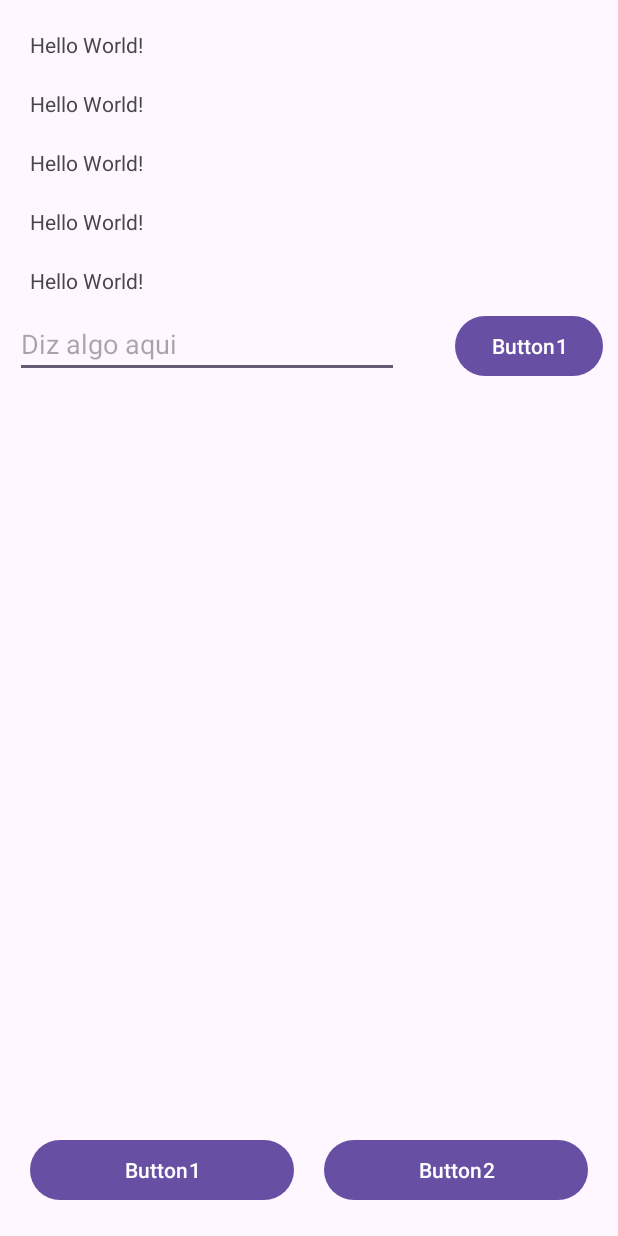
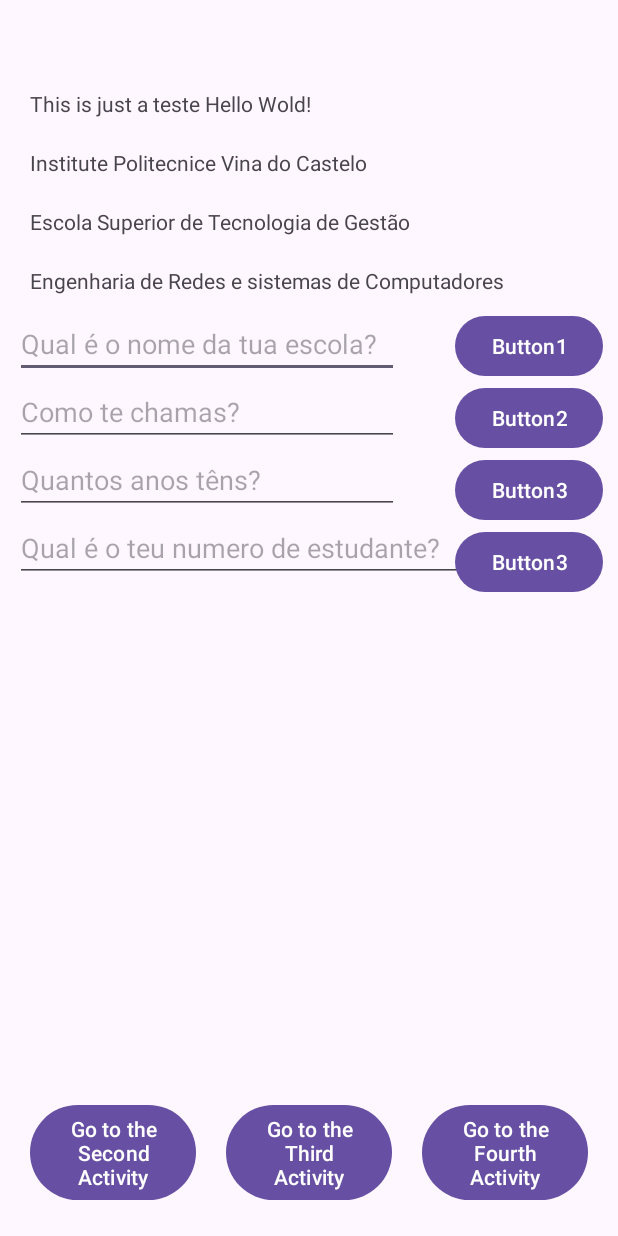
Before and after one commit to EduardoJunqueira2004/MyApplicationcontroloscomuns6m01s, an Android app: the screen it shows after launch (MainActivity), after a tap on "Button1", on a phone screen of 412 x 824 dp. Run offline under Robolectric (Android 15) with nearby library versions, the phone set to English and light mode, and no system bars.

Commit message:
Quase pronto

```diff
--- a/app/src/main/java/com/example/myapplicationcontroloscomuns6m01s/MainActivity.kt
+++ b/app/src/main/java/com/example/myapplicationcontroloscomuns6m01s/MainActivity.kt
@@ -1,7 +1,11 @@
 package com.example.myapplicationcontroloscomuns6m01s
 
+import android.content.Intent
 import android.os.Bundle
 import android.view.View
+import android.widget.EditText
+import android.widget.TextView
+import android.widget.Toast
 import androidx.activity.enableEdgeToEdge
 import androidx.appcompat.app.AppCompatActivity
 import androidx.core.view.ViewCompat
@@ -12,13 +16,83 @@ class MainActivity : AppCompatActivity() {
         super.onCreate(savedInstanceState)
         enableEdgeToEdge()
         setContentView(R.layout.activity_main)
+
         ViewCompat.setOnApplyWindowInsetsListener(findViewById(R.id.main)) { v, insets ->
             val systemBars = insets.getInsets(WindowInsetsCompat.Type.systemBars())
             v.setPadding(systemBars.left, systemBars.top, systemBars.right, systemBars.bottom)
             insets
         }
+        Toast.makeText(this, "Welcome to the app! ", Toast.LENGTH_SHORT).show()
+    }
+//Eventos para clique no botão e alteração do texto dos Botões
+    fun Button1Click(view: View)
+    {
+        var edit1 = findViewById<EditText>(R.id.nome_school)
+        Toast.makeText(this, edit1.text, Toast.LENGTH_SHORT).show()
+        //Altera o textView do default para o texto do edit1
+        findViewById<TextView>(R.id.Hello).setText(edit1.text)
+    }
+    fun Button2Click(view: View)
+    {
+        var edit1 = findViewById<EditText>(R.id.nome)
+        Toast.makeText(this, edit1.text, Toast.LENGTH_SHORT).show()
+        //Altera o textView do default para o texto do edit1
+        findViewById<TextView>(R.id.HelloWorld).setText(edit1.text)
+
+    }
+    fun Button3Click(view: View)
+    {
+        var edit1 = findViewById<EditText>(R.id.anos)
+        Toast.makeText(this, edit1.text, Toast.LENGTH_SHORT).show()
+        //Altera o textView do default para o texto do edit1
+        findViewById<TextView>(R.id.IPVCname).setText(edit1.text)
+
+    }
+    fun Button4Click(view: View)
+    {
+        var edit1 = findViewById<EditText>(R.id.numero)
+        Toast.makeText(this, edit1.text, Toast.LENGTH_SHORT).show()
+        //Altera o textView do default para o texto do edit1
+        findViewById<TextView>(R.id.ESTGname).setText(edit1.text)
+
     }
 
-    fun Button2Click(view: View) {}
-    fun Button1Click(view: View) {}
+// Eventos para clique no botão e  Opening a new intent on button click activity new activity
+    fun ClickSecond(view: View)
+    {
+        val intent = Intent(this, MainActivity2::class.java)
+        intent.putExtra(MainActivity.PARAM_NAME,
+        findViewById<EditText>(R.id.nome_school).text.toString())
+
+        startActivity(intent)
+
+    }
+
+
+    fun ClickThird(view: View)
+    {
+        val intent = Intent(this, MainActivity3::class.java)
+        intent.putExtra(MainActivity.PARAM_NAME1,
+        findViewById<EditText>(R.id.nome_school).text.toString())
+
+        startActivity(intent)
+    }
+
+
+    fun ClickFourth(view: View)
+    {
+        val intent = Intent(this, MainActivity4::class.java)
+        intent.putExtra(MainActivity.PARAM_NAME2,
+        findViewById<EditText>(R.id.nome_school).text.toString())
+
+        startActivity(intent)
+    }
+    //Compain Object
+    companion object
+    {
+        const val PARAM_NAME = "name"
+        const val PARAM_NAME1 = "name1"
+        const val PARAM_NAME2 = "name2"
+    }
+
 }
--- a/app/src/main/res/layout/activity_main.xml
+++ b/app/src/main/res/layout/activity_main.xml
@@ -10,51 +10,52 @@
     tools:context=".MainActivity">
 
     <TextView
-        android:id="@+id/textView1"
+        android:id="@+id/Hello"
         android:layout_width="wrap_content"
         android:layout_height="wrap_content"
         android:layout_margin="10dp"
-        android:text="Hello World!"></TextView>
+        android:text="Hello User "></TextView>
 
     <TextView
-        android:id="@+id/textView2"
+        android:id="@+id/HelloWorld"
         android:layout_width="wrap_content"
         android:layout_height="wrap_content"
-        android:layout_below="@+id/textView1"
+        android:layout_below="@+id/Hello"
         android:layout_margin="10dp"
-        android:text="Hello World!"></TextView>
+        android:text="This is just a teste Hello Wold!"></TextView>
 
     <TextView
-        android:id="@+id/textView3"
+        android:id="@+id/IPVCname"
         android:layout_width="wrap_content"
         android:layout_height="wrap_content"
-        android:layout_below="@+id/textView2"
+        android:layout_below="@+id/HelloWorld"
         android:layout_margin="10dp"
-        android:text="Hello World!"></TextView>
+        android:text="Institute Politecnice Vina do Castelo "></TextView>
 
     <TextView
-        android:id="@+id/textView4"
+        android:id="@+id/ESTGname"
         android:layout_width="wrap_content"
         android:layout_height="wrap_content"
-        android:layout_below="@+id/textView3"
+        android:layout_below="@+id/IPVCname"
         android:layout_margin="10dp"
-        android:text="Hello World!"></TextView>
+        android:text="Escola Superior de Tecnologia de Gestão "></TextView>
 
     <TextView
-        android:id="@+id/textView5"
+        android:id="@+id/ERSCname"
         android:layout_width="wrap_content"
         android:layout_height="wrap_content"
-        android:layout_below="@+id/textView4"
+        android:layout_below="@+id/ESTGname"
         android:layout_margin="10dp"
-        android:text="Hello World!"></TextView>
+        android:text="Engenharia de Redes e sistemas de Computadores "></TextView>
 
+    <!--1ºEdit Text -->
     <EditText
-        android:id="@+id/editText1"
+        android:id="@+id/nome_school"
         android:layout_width="wrap_content"
         android:layout_height="wrap_content"
-        android:layout_below="@+id/textView5"
+        android:layout_below="@+id/ERSCname"
         android:ems="12"
-        android:hint="Diz algo aqui "
+        android:hint="Qual é o nome da tua escola?"
         android:inputType="text"></EditText>
 
     <Button
@@ -63,8 +64,64 @@
         android:layout_height="wrap_content"
         android:layout_alignParentRight="true"
         android:text="Button1"
-        android:layout_below="@+id/textView5"
-        android:layout_alignTop="@id/editText1">
+        android:layout_below="@+id/ERSCname"
+        android:layout_alignTop="@id/nome_school"
+        android:onClick="Button1Click">
+    </Button>
+    <!--2ºEdit Text -->
+    <EditText
+        android:id="@+id/nome"
+        android:layout_width="wrap_content"
+        android:layout_height="wrap_content"
+        android:layout_below="@+id/nome_school"
+        android:ems="12"
+        android:hint="Como te chamas?"
+        android:inputType="text"
+        ></EditText>
+    <Button
+        android:id="@+id/button2"
+        android:layout_width="wrap_content"
+        android:layout_height="wrap_content"
+        android:layout_alignParentRight="true"
+        android:text="Button2"
+        android:layout_below="@+id/button1"
+        android:onClick="Button2Click">
+    </Button>
+    <!--3ºEdit Text -->
+    <EditText
+        android:id="@+id/anos"
+        android:layout_width="wrap_content"
+        android:layout_height="wrap_content"
+        android:layout_below="@+id/nome"
+        android:ems="12"
+        android:hint="Quantos anos têns?"
+        android:inputType="number"></EditText>
+    <Button
+        android:id="@+id/button3"
+        android:layout_width="wrap_content"
+        android:layout_height="wrap_content"
+        android:layout_alignParentRight="true"
+        android:text="Button3"
+        android:layout_below="@+id/button2"
+        android:onClick="Button3Click">
+    </Button>
+    <!--4ºEdit Text -->
+    <EditText
+        android:id="@+id/numero"
+        android:layout_width="wrap_content"
+        android:layout_height="wrap_content"
+        android:layout_below="@+id/anos"
+        android:ems="14"
+        android:hint="Qual é o teu numero de estudante?"
+        android:inputType="number"></EditText>
+    <Button
+        android:id="@+id/button4"
+        android:layout_width="wrap_content"
+        android:layout_height="wrap_content"
+        android:layout_alignParentRight="true"
+        android:text="Button3"
+        android:layout_below="@+id/button3"
+        android:onClick="Button4Click">
     </Button>
 
     <LinearLayout
@@ -74,23 +131,33 @@
         android:layout_alignParentBottom="true">
 
         <Button
-            android:id="@+id/button2"
+            android:id="@+id/button5"
             android:layout_width="match_parent"
             android:layout_height="wrap_content"
             android:layout_weight="1"
             android:layout_margin="10dp"
-            android:text="Button1"
-            android:onClick="Button1Click">
+            android:text="Go to the Second Activity"
+            android:onClick="ClickSecond"
+            >
         </Button>
 
         <Button
-            android:id="@+id/button3"
+            android:id="@+id/button6"
             android:layout_width="match_parent"
             android:layout_height="wrap_content"
             android:layout_weight="1"
             android:layout_margin="10dp"
-            android:text="Button2"
-            android:onClick="Button2Click">
+            android:text="Go to the Third Activity"
+            android:onClick="ClickThird">
+        </Button>
+        <Button
+            android:id="@+id/button7"
+            android:layout_width="match_parent"
+            android:layout_height="wrap_content"
+            android:layout_weight="1"
+            android:layout_margin="10dp"
+            android:text="Go to the Fourth Activity"
+            android:onClick="ClickFourth">
         </Button>
 
     </LinearLayout>
```
Also changed, not shown: app/src/main/AndroidManifest.xml (+9 -0 lines), app/src/main/java/com/example/myapplicationcontroloscomuns6m01s/MainActivity2.kt (added, +25 -0 lines), app/src/main/java/com/example/myapplicationcontroloscomuns6m01s/MainActivity3.kt (added, +23 -0 lines), app/src/main/java/com/example/myapplicationcontroloscomuns6m01s/MainActivity4.kt (added, +23 -0 lines), app/src/main/res/layout/activity_main2.xml (added, +10 -0 lines), app/src/main/res/layout/activity_main3.xml (added, +10 -0 lines), app/src/main/res/layout/activity_main4.xml (added, +10 -0 lines).
